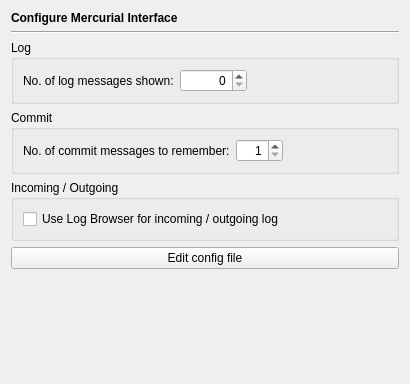
Qt form Plugins/VcsPlugins/vcsMercurial/ConfigurationPage/MercurialPage.ui (testmana2/test) before a commit.
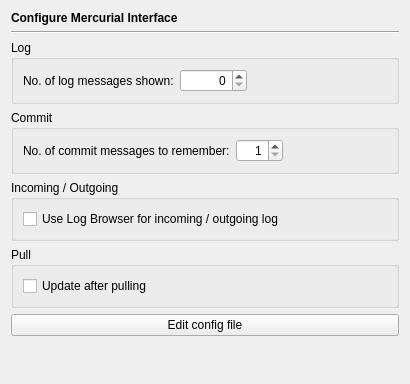
The same form after that commit.

Commit message: Added action to back out a changeset and added code to update automatically after a pull (Mercurial Plug-in).

What changed in the file:
```diff
--- a/Plugins/VcsPlugins/vcsMercurial/ConfigurationPage/MercurialPage.ui
+++ b/Plugins/VcsPlugins/vcsMercurial/ConfigurationPage/MercurialPage.ui
@@ -10,7 +10,7 @@
     <height>384</height>
    </rect>
   </property>
-  <layout class="QVBoxLayout" name="verticalLayout_2">
+  <layout class="QVBoxLayout" name="verticalLayout_3">
    <item>
     <widget class="QLabel" name="headerLabel">
      <property name="text">
@@ -137,6 +137,25 @@
      </layout>
     </widget>
    </item>
+   <item>
+    <widget class="QGroupBox" name="groupBox_4">
+     <property name="title">
+      <string>Pull</string>
+     </property>
+     <layout class="QVBoxLayout" name="verticalLayout_2">
+      <item>
+       <widget class="QCheckBox" name="pullUpdateCheckBox">
+        <property name="toolTip">
+         <string>Select to update the working directory to new tip</string>
+        </property>
+        <property name="text">
+         <string>Update after pulling</string>
+        </property>
+       </widget>
+      </item>
+     </layout>
+    </widget>
+   </item>
    <item>
     <widget class="QPushButton" name="configButton">
      <property name="toolTip">
```
Left out of the diff: 1 changed line with no effect on the pictures. The commit also changes 20 other files.
